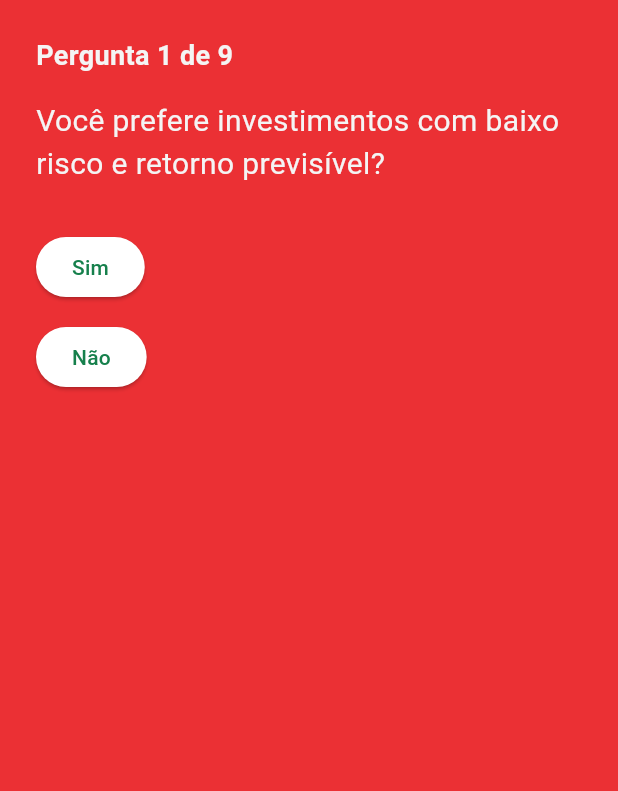
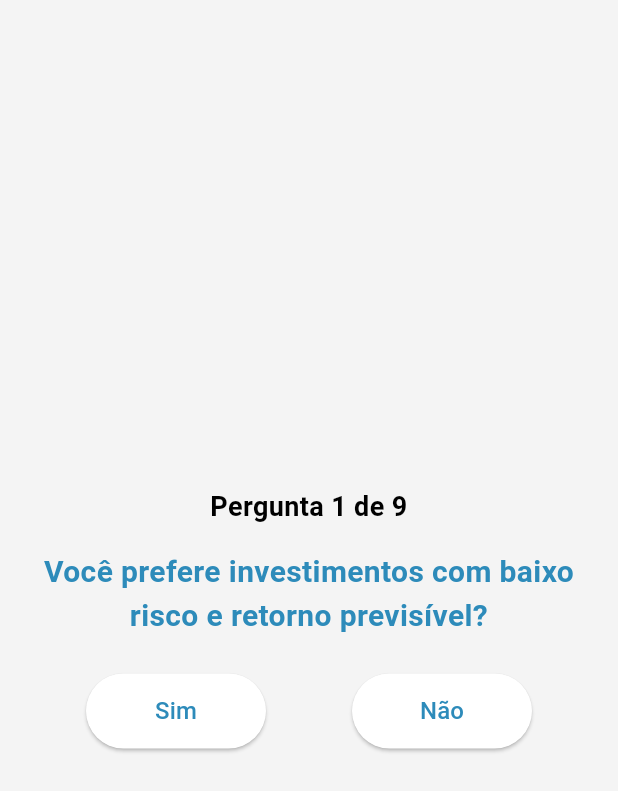
Before and after one commit to EnrichApp/Enrich-APP, a Flutter app: the QuizScreen screen opened directly, on a phone screen of 412 x 824 dp. Shown: the top 791 px of the screen. Run offline on Flutter 3.47's test engine with Material 3 defaults, Android fonts, the phone set to English and light mode, and no system bars; our stand-ins replace dotted_border, google_fonts, share_plus, shared_preferences, syncfusion_flutter_charts; accounts and stored records are empty.

Commit message:
Quiz de investimentos finalizado

```diff
--- a/enrich/lib/pages/investment_quiz.dart
+++ b/enrich/lib/pages/investment_quiz.dart
@@ -20,11 +20,13 @@ class QuizScreen extends StatefulWidget {
 class _QuizScreenState extends State<QuizScreen> {
   final List<QuestionData> _questions = [
     QuestionData(
-      questionText: "Você prefere investimentos com baixo risco e retorno previsível?",
+      questionText:
+          "Você prefere investimentos com baixo risco e retorno previsível?",
       options: ["Sim", "Não"],
     ),
     QuestionData(
-      questionText: "Você se sente confortável com oscilações no valor dos investimentos?",
+      questionText:
+          "Você se sente confortável com oscilações no valor dos investimentos?",
       options: ["Sim", "Não"],
     ),
     QuestionData(
@@ -36,15 +38,18 @@ class _QuizScreenState extends State<QuizScreen> {
       options: ["Sim", "Não"],
     ),
     QuestionData(
-      questionText: "Você se preocupa mais com segurança do que com rentabilidade?",
+      questionText:
+          "Você se preocupa mais com segurança do que com rentabilidade?",
       options: ["Sim", "Não"],
     ),
     QuestionData(
-      questionText: "Você está disposto a investir por longos períodos sem resgatar o dinheiro?",
+      questionText:
+          "Você está disposto a investir por longos períodos sem resgatar o dinheiro?",
       options: ["Sim", "Não"],
     ),
     QuestionData(
-      questionText: "Você aceitaria perder parte do investimento para buscar maior rentabilidade?",
+      questionText:
+          "Você aceitaria perder parte do investimento para buscar maior rentabilidade?",
       options: ["Sim", "Não"],
     ),
     QuestionData(
@@ -52,7 +57,8 @@ class _QuizScreenState extends State<QuizScreen> {
       options: ["Sim", "Não"],
     ),
     QuestionData(
-      questionText: "Você já investe regularmente e acompanha o mercado financeiro?",
+      questionText:
+          "Você já investe regularmente e acompanha o mercado financeiro?",
       options: ["Sim", "Não"],
     ),
   ];
@@ -111,28 +117,50 @@ class _QuizScreenState extends State<QuizScreen> {
   Widget build(BuildContext context) {
     final question = _questions[_currentStep];
 
-    return Padding(
-      padding: const EdgeInsets.all(24),
+    return Scaffold(
+      body: Container(
+        color: Theme.of(context).colorScheme.onSurface,
         child: Column(
-        crossAxisAlignment: CrossAxisAlignment.start,
+          mainAxisAlignment: MainAxisAlignment.center,
+          crossAxisAlignment: CrossAxisAlignment.center,
           children: [
             Text(
               'Pergunta ${_currentStep + 1} de ${_questions.length}',
-            style: const TextStyle(fontSize: 18, fontWeight: FontWeight.bold),
+              style: const TextStyle(
+                  fontSize: 18,
+                  fontWeight: FontWeight.bold,
+                  color: Colors.black),
+              textAlign: TextAlign.center,
             ),
             const SizedBox(height: 16),
-          Text(question.questionText, style: const TextStyle(fontSize: 20)),
-          const SizedBox(height: 24),
-          ...question.options.map(
-            (option) => Padding(
-              padding: const EdgeInsets.symmetric(vertical: 6.0),
-              child: ElevatedButton(
-                onPressed: () => _responder(option),
-                child: Text(option),
+            Padding(
+              padding: const EdgeInsets.symmetric(horizontal: 24.0),
+              child: Text(
+                question.questionText,
+                style: const TextStyle(
+                    fontSize: 20,
+                    color: Color(0xFF2D8BBA),
+                    fontWeight: FontWeight.bold),
+                textAlign: TextAlign.center,
               ),
             ),
+            const SizedBox(height: 24),
+            Row(
+              mainAxisAlignment: MainAxisAlignment.spaceEvenly,
+              children: question.options
+                  .map(
+                    (option) => ElevatedButton(
+                      style: ElevatedButton.styleFrom(
+                        fixedSize: const Size(120, 50),
+                      ),
+                      onPressed: () => _responder(option),
+                      child: Text(option, style: const TextStyle(fontSize: 16, color: Color(0xFF2D8BBA),)),
+                    ),
+                  )
+                  .toList(),
             ),
           ],
+        ),
       ),
     );
   }
--- a/enrich/lib/pages/investment_quiz_result_page.dart
+++ b/enrich/lib/pages/investment_quiz_result_page.dart
@@ -85,7 +85,7 @@ class InvestmentQuizResultPage extends StatelessWidget {
                       Expanded(
                         child: Text(
                           item,
-                          style: const TextStyle(fontSize: 16),
+                          style: const TextStyle(fontSize: 16, color: Colors.black),
                         ),
                       ),
                     ],
@@ -96,6 +96,7 @@ class InvestmentQuizResultPage extends StatelessWidget {
               Center(
                 child: RoundedTextButton(
                   fontSize: 16,
+                  buttonColor: Theme.of(context).colorScheme.tertiary,
                   text: 'Voltar ao início',
                   onPressed: () {
                     Navigator.of(context).popUntil((route) => route.isFirst);
```
Lines whose indentation alone changed are shown as unchanged.
